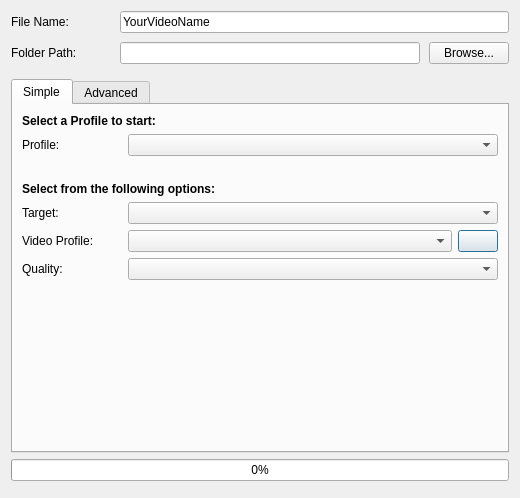
OpenShot/openshot-qt, file src/windows/ui/export.ui: the form before one commit.
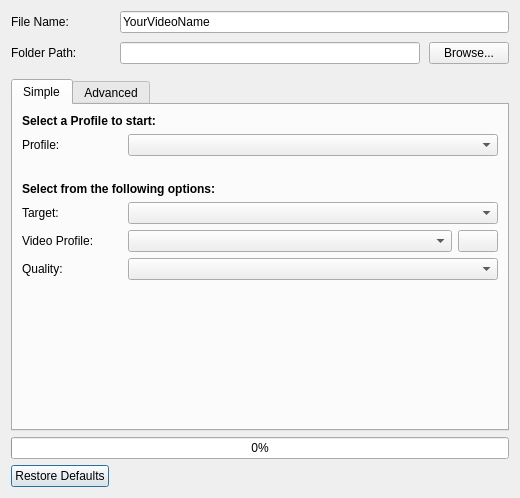
The form after the commit. Icons and pictures are not drawn.

Commit message: Adding export settings to a project, so the export dialog will always use the last entered settings. It is saved/loaded in a project. Also adding a "Restore Defaults" button to reset the export dialog.

```diff
--- a/src/windows/ui/export.ui
+++ b/src/windows/ui/export.ui
@@ -41,11 +41,36 @@
     </widget>
    </item>
    <item row="3" column="0" alignment="Qt::AlignBottom">
+    <!-- Create a horizontal layout for Restore Defaults and buttonBox -->
+    <layout class="QHBoxLayout" name="horizontalLayout">
+      <item>
+        <widget class="QPushButton" name="restore_defaults_button">
+          <property name="text">
+            <string>Restore Defaults</string>
+          </property>
+        </widget>
+      </item>
+      <item>
+        <spacer name="horizontalSpacer">
+          <property name="orientation">
+            <enum>Qt::Horizontal</enum>
+          </property>
+          <property name="sizeHint">
+            <size>
+              <width>40</width>
+              <height>20</height>
+            </size>
+          </property>
+        </spacer>
+      </item>
+      <item>
     <widget class="QDialogButtonBox" name="buttonBox">
      <property name="standardButtons">
       <set>QDialogButtonBox::NoButton</set>
      </property>
     </widget>
+      </item>
+    </layout>
    </item>
    <item row="1" column="0">
     <widget class="QTabWidget" name="tabWidget">
```
Lines whose indentation alone changed are shown as unchanged. The commit also changes 4 other files.
